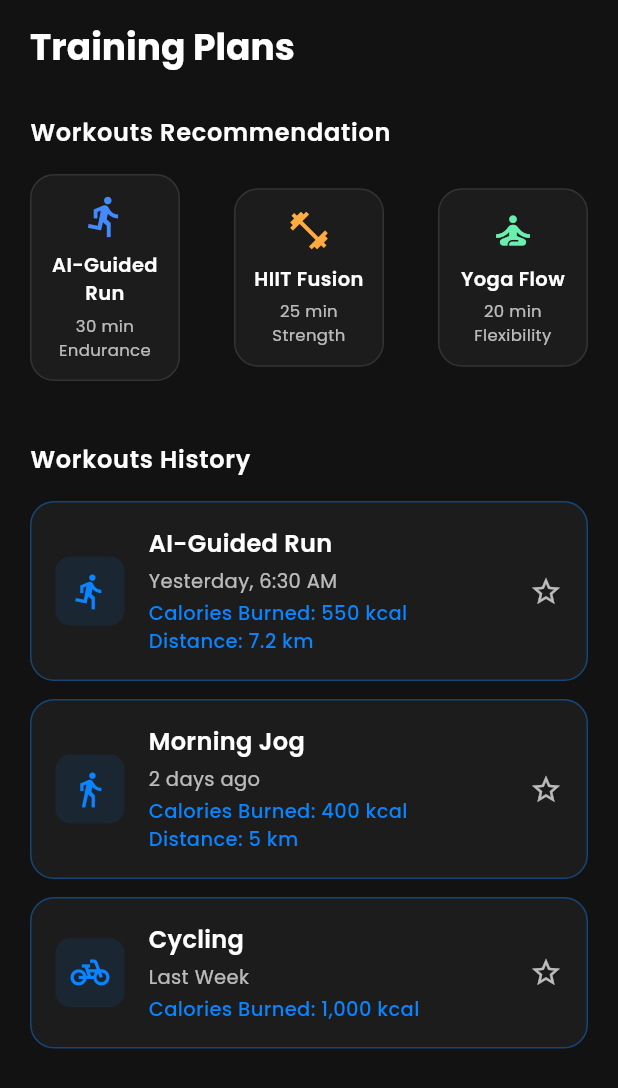
After one commit to DaffaDaff/nexstep, a Flutter app: the TrainingPlansPage screen opened by its route, on a phone screen of 412 x 824 dp. The commit adds this screen. Shown: the top 1088 px of the screen. Run offline on Flutter 3.47's test engine with Material 3 defaults, Android fonts, the phone set to English and light mode, and no system bars; our stand-ins replace google_fonts, percent_indicator, supabase_flutter; accounts and stored records are empty.

Commit message:
feat: add bottom navbar and training page

```diff
--- a/lib/main.dart
+++ b/lib/main.dart
@@ -1,8 +1,10 @@
 import 'package:flutter/material.dart';
 import 'package:nexstep/pages/dashboard_page.dart';
 import 'package:nexstep/pages/login_page.dart';
+import 'package:nexstep/pages/main_navigation.dart';
 import 'package:nexstep/pages/signup_page.dart';
 import 'package:nexstep/pages/target_info_page.dart';
+import 'package:nexstep/pages/training_plans_page.dart';
 import 'package:nexstep/pages/welcome_page.dart';
 import 'package:nexstep/supabase.dart';
 import 'package:supabase_flutter/supabase_flutter.dart';
@@ -30,6 +32,8 @@ class MyApp extends StatelessWidget {
         '/signup': (context) => const SignupPage(),
         '/target-info': (context) => const TargetInfoPage(),
         '/dashboard': (context) => const DashboardPage(),
+        '/training-plans': (context) => const TrainingPlansPage(),
+        '/main-nav': (context) => const MainNavigation(),
       },
     );
   }
--- a/lib/pages/dashboard_page.dart
+++ b/lib/pages/dashboard_page.dart
@@ -130,29 +130,6 @@ class _DashboardPageState extends State<DashboardPage> {
           ),
         ),
       ),
-
-      // Bottom Navigation Bar
-      bottomNavigationBar: BottomNavigationBar(
-        backgroundColor: const Color(0xFF1E1E1E),
-        selectedItemColor: MainTheme.primaryColor,
-        unselectedItemColor: Colors.white60,
-        currentIndex: _selectedIndex,
-        onTap: _onNavTapped,
-        items: const [
-          BottomNavigationBarItem(
-            icon: Icon(Icons.dashboard_outlined),
-            label: 'Dashboard',
-          ),
-          BottomNavigationBarItem(
-            icon: Icon(Icons.fitness_center_outlined),
-            label: 'Training Plans',
-          ),
-          BottomNavigationBarItem(
-            icon: Icon(Icons.person_outline),
-            label: 'Profile',
-          ),
-        ],
-      ),
     );
   }
 
--- a/lib/pages/login_page.dart
+++ b/lib/pages/login_page.dart
@@ -75,7 +75,7 @@ class _LoginPageState extends State<LoginPage> {
                     onPressed: () {
                       Navigator.pushNamedAndRemoveUntil(
                         context,
-                        '/dashboard',
+                        '/main-nav',
                         (Route<dynamic> route) => false,
                       );
                     },
--- /dev/null
+++ b/lib/pages/main_navigation.dart
@@ -0,0 +1,73 @@
+import 'package:flutter/material.dart';
+import 'package:nexstep/pages/dashboard_page.dart';
+import 'package:nexstep/pages/training_plans_page.dart';
+import 'package:nexstep/theme/main_theme.dart';
+
+class MainNavigation extends StatefulWidget {
+  const MainNavigation({super.key});
+
+  @override
+  State<MainNavigation> createState() => _MainNavigationState();
+}
+
+class _MainNavigationState extends State<MainNavigation> {
+  int _selectedIndex = 0;
+
+  final List<Widget> _pages = const [
+    DashboardPage(),
+    TrainingPlansPage(),
+    _ProfilePlaceholder(),
+  ];
+
+  void _onNavTapped(int index) {
+    setState(() {
+      _selectedIndex = index;
+    });
+  }
+
+  @override
+  Widget build(BuildContext context) {
+    return Scaffold(
+      body: _pages[_selectedIndex],
+      bottomNavigationBar: BottomNavigationBar(
+        backgroundColor: const Color(0xFF1E1E1E),
+        selectedItemColor: MainTheme.primaryColor,
+        unselectedItemColor: Colors.white60,
+        currentIndex: _selectedIndex,
+        onTap: _onNavTapped,
+        items: const [
+          BottomNavigationBarItem(
+            icon: Icon(Icons.dashboard_outlined),
+            label: 'Dashboard',
+          ),
+          BottomNavigationBarItem(
+            icon: Icon(Icons.fitness_center_outlined),
+            label: 'Training Plans',
+          ),
+          BottomNavigationBarItem(
+            icon: Icon(Icons.person_outline),
+            label: 'Profile',
+          ),
+        ],
+      ),
+    );
+  }
+}
+
+// Simple placeholder until you build a Profile page
+class _ProfilePlaceholder extends StatelessWidget {
+  const _ProfilePlaceholder();
+
+  @override
+  Widget build(BuildContext context) {
+    return Scaffold(
+      backgroundColor: MainTheme.backgroundColor,
+      body: const Center(
+        child: Text(
+          "Profile Page (Coming Soon)",
+          style: TextStyle(color: Colors.white70, fontSize: 16),
+        ),
+      ),
+    );
+  }
+}
--- /dev/null
+++ b/lib/pages/training_plans_page.dart
@@ -0,0 +1,246 @@
+import 'package:flutter/material.dart';
+import 'package:nexstep/theme/main_theme.dart';
+
+class TrainingPlansPage extends StatefulWidget {
+  const TrainingPlansPage({super.key});
+
+  @override
+  State<TrainingPlansPage> createState() => _TrainingPlansPageState();
+}
+
+class _TrainingPlansPageState extends State<TrainingPlansPage> {
+  int _selectedIndex = 1;
+
+  void _onNavTapped(int index) {
+    setState(() => _selectedIndex = index);
+  }
+
+  @override
+  Widget build(BuildContext context) {
+    final theme = Theme.of(context);
+
+    return Scaffold(
+      backgroundColor: MainTheme.backgroundColor,
+      body: SafeArea(
+        child: Padding(
+          padding: const EdgeInsets.symmetric(horizontal: 20.0, vertical: 16),
+          child: SingleChildScrollView(
+            child: Column(
+              crossAxisAlignment: CrossAxisAlignment.start,
+              children: [
+                // Header
+                Row(
+                  mainAxisAlignment: MainAxisAlignment.spaceBetween,
+                  children: [
+                    Text(
+                      "Training Plans",
+                      style: theme.textTheme.titleLarge?.copyWith(
+                        fontWeight: FontWeight.bold,
+                        fontSize: 24,
+                      ),
+                    ),
+                    // CircleAvatar(
+                    //   radius: 20,
+                    //   backgroundColor: MainTheme.primaryColor,
+                    //   child: Text(
+                    //     "R",
+                    //     style: theme.textTheme.titleMedium?.copyWith(
+                    //       color: Colors.white,
+                    //       fontWeight: FontWeight.bold,
+                    //     ),
+                    //   ),
+                    // ),
+                  ],
+                ),
+                const SizedBox(height: 30),
+
+                // Workouts Recommendation
+                Text(
+                  "Workouts Recommendation",
+                  style: theme.textTheme.bodyLarge?.copyWith(
+                    fontWeight: FontWeight.w600,
+                    color: Colors.white,
+                  ),
+                ),
+                const SizedBox(height: 16),
+
+                Row(
+                  mainAxisAlignment: MainAxisAlignment.spaceBetween,
+                  children: [
+                    _buildWorkoutCard(
+                      icon: Icons.directions_run,
+                      color: Colors.blueAccent,
+                      title: "AI-Guided Run",
+                      duration: "30 min",
+                      category: "Endurance",
+                    ),
+                    _buildWorkoutCard(
+                      icon: Icons.fitness_center,
+                      color: Colors.orangeAccent,
+                      title: "HIIT Fusion",
+                      duration: "25 min",
+                      category: "Strength",
+                    ),
+                    _buildWorkoutCard(
+                      icon: Icons.self_improvement,
+                      color: Colors.greenAccent,
+                      title: "Yoga Flow",
+                      duration: "20 min",
+                      category: "Flexibility",
+                    ),
+                  ],
+                ),
+                const SizedBox(height: 40),
+
+                // Workouts History
+                Text(
+                  "Workouts History",
+                  style: theme.textTheme.bodyLarge?.copyWith(
+                    fontWeight: FontWeight.w600,
+                    color: Colors.white,
+                  ),
+                ),
+                const SizedBox(height: 16),
+
+                _buildHistoryCard(
+                  title: "AI-Guided Run",
+                  time: "Yesterday, 6:30 AM",
+                  calories: "550 kcal",
+                  distance: "7.2 km",
+                  icon: Icons.directions_run,
+                ),
+                const SizedBox(height: 12),
+                _buildHistoryCard(
+                  title: "Morning Jog",
+                  time: "2 days ago",
+                  calories: "400 kcal",
+                  distance: "5 km",
+                  icon: Icons.directions_walk,
+                ),
+                const SizedBox(height: 12),
+                _buildHistoryCard(
+                  title: "Cycling",
+                  time: "Last Week",
+                  calories: "1,000 kcal",
+                  distance: "",
+                  icon: Icons.pedal_bike,
+                ),
+              ],
+            ),
+          ),
+        ),
+      ),
+    );
+  }
+
+  // === Helper Widgets ===
+
+  Widget _buildWorkoutCard({
+    required IconData icon,
+    required Color color,
+    required String title,
+    required String duration,
+    required String category,
+  }) {
+    return Container(
+      width: 100,
+      padding: const EdgeInsets.all(12),
+      decoration: BoxDecoration(
+        color: const Color(0xFF1C1C1C),
+        borderRadius: BorderRadius.circular(16),
+        border: Border.all(color: Colors.white10),
+      ),
+      child: Column(
+        mainAxisAlignment: MainAxisAlignment.center,
+        children: [
+          Icon(icon, color: color, size: 30),
+          const SizedBox(height: 8),
+          Text(
+            title,
+            textAlign: TextAlign.center,
+            style: const TextStyle(
+              fontWeight: FontWeight.w600,
+              fontSize: 13,
+              color: Colors.white,
+            ),
+          ),
+          const SizedBox(height: 4),
+          Text(
+            "$duration\n$category",
+            textAlign: TextAlign.center,
+            style: const TextStyle(color: Colors.white70, fontSize: 11),
+          ),
+        ],
+      ),
+    );
+  }
+
+  Widget _buildHistoryCard({
+    required String title,
+    required String time,
+    required String calories,
+    required String distance,
+    required IconData icon,
+  }) {
+    return Container(
+      padding: const EdgeInsets.all(16),
+      decoration: BoxDecoration(
+        borderRadius: BorderRadius.circular(16),
+        color: const Color(0xFF1C1C1C),
+        border: Border.all(color: MainTheme.primaryColor.withOpacity(0.4)),
+      ),
+      child: Row(
+        children: [
+          Container(
+            padding: const EdgeInsets.all(10),
+            decoration: BoxDecoration(
+              color: MainTheme.primaryColor.withOpacity(0.1),
+              borderRadius: BorderRadius.circular(10),
+            ),
+            child: Icon(icon, color: MainTheme.primaryColor, size: 26),
+          ),
+          const SizedBox(width: 16),
+          Expanded(
+            child: Column(
+              crossAxisAlignment: CrossAxisAlignment.start,
+              children: [
+                Text(
+                  title,
+                  style: const TextStyle(
+                    color: Colors.white,
+                    fontWeight: FontWeight.w600,
+                    fontSize: 16,
+                  ),
+                ),
+                const SizedBox(height: 4),
+                Text(
+                  time,
+                  style: const TextStyle(color: Colors.white70, fontSize: 13),
+                ),
+                const SizedBox(height: 2),
+                Text(
+                  "Calories Burned: $calories",
+                  style: TextStyle(
+                    color: MainTheme.primaryColor,
+                    fontSize: 13,
+                    fontWeight: FontWeight.w500,
+                  ),
+                ),
+                if (distance.isNotEmpty)
+                  Text(
+                    "Distance: $distance",
+                    style: TextStyle(
+                      color: MainTheme.primaryColor,
+                      fontSize: 13,
+                      fontWeight: FontWeight.w500,
+                    ),
+                  ),
+              ],
+            ),
+          ),
+          const Icon(Icons.star_border, color: Colors.white70, size: 22),
+        ],
+      ),
+    );
+  }
+}
--- a/pubspec.yaml
+++ b/pubspec.yaml
@@ -37,6 +37,9 @@ dependencies:
   google_fonts: ^6.3.2
   percent_indicator: ^4.2.5
   supabase_flutter: ^2.10.3
+  sensors_plus: ^7.0.0
+  geolocator: ^14.0.2
+  permission_handler: ^12.0.1
 
 dev_dependencies:
   flutter_test:
```
Also changed, not shown: lib/pages/profile_page.dart (added).
